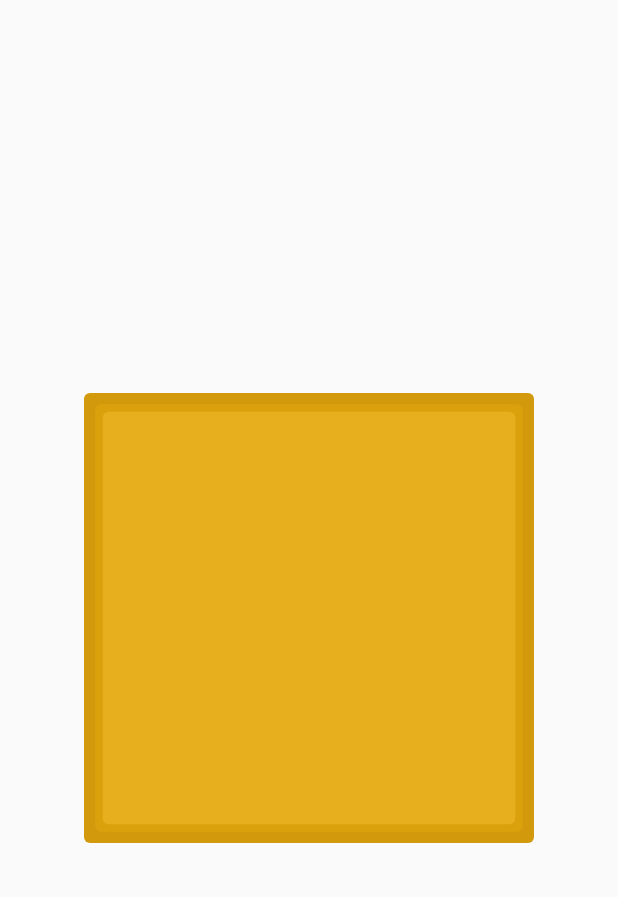
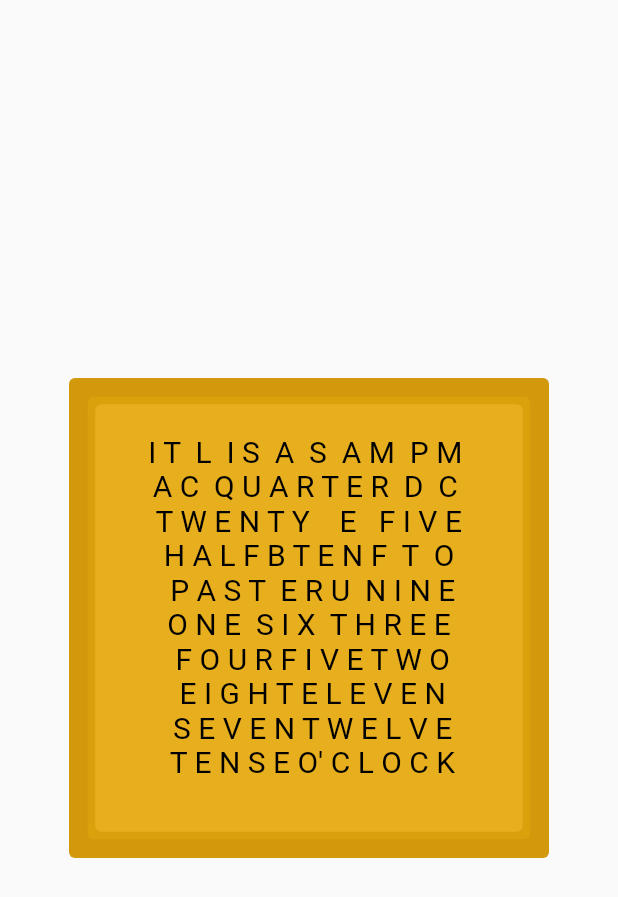
Before and after one commit to Crazelu/fancy-clock-face, a Flutter app: the screen it shows after launch, on a phone screen of 412 x 824 dp. Shown: the top 897 px of the screen. Run offline on Flutter 3.47's test engine with Material 2 defaults, Android fonts, the phone set to English and light mode, and no system bars.

Commit message:
Adds time texts

```diff
--- /dev/null
+++ b/lib/models/time_text_model.dart
@@ -0,0 +1,6 @@
+class TimeTextModel {
+  final String text;
+  bool active;
+
+  TimeTextModel({required this.text, this.active = false});
+}
--- a/lib/widgets/clock_face.dart
+++ b/lib/widgets/clock_face.dart
@@ -1,3 +1,4 @@
+import 'package:fancy_clock_face/widgets/time_text_view.dart';
 import 'package:flutter/material.dart';
 
 class ClockFace extends StatelessWidget {
@@ -9,27 +10,29 @@
       body: Center(
         child: Container(
           alignment: Alignment.center,
-          height: 300,
-          width: 300,
+          height: 320,
+          width: 320,
           decoration: BoxDecoration(
             color: const Color(0xffD1990B),
             borderRadius: BorderRadius.circular(4),
           ),
           child: Container(
             alignment: Alignment.center,
-            height: 285,
-            width: 285,
+            height: 295,
+            width: 295,
             decoration: BoxDecoration(
               color: const Color(0xffDBA10D),
               borderRadius: BorderRadius.circular(4),
             ),
             child: Container(
-              height: 275,
-              width: 275,
+              padding: EdgeInsets.symmetric(horizontal: 20, vertical: 20),
+              height: 285,
+              width: 285,
               decoration: BoxDecoration(
                 color: const Color(0xffE7AE1E),
                 borderRadius: BorderRadius.circular(4),
               ),
+              child: TimeTextView(),
             ),
           ),
         ),
--- /dev/null
+++ b/lib/widgets/time_text.dart
@@ -0,0 +1,22 @@
+import 'package:fancy_clock_face/models/time_text_model.dart';
+import 'package:flutter/material.dart';
+
+class TimeText extends StatelessWidget {
+  final TimeTextModel timeTextModel;
+
+  const TimeText({
+    Key? key,
+    required this.timeTextModel,
+  }) : super(key: key);
+
+  @override
+  Widget build(BuildContext context) {
+    return Text(
+      timeTextModel.text,
+      style: TextStyle(
+        fontSize: 20,
+        color: timeTextModel.active ? Colors.white : Colors.black,
+      ),
+    );
+  }
+}
--- a/lib/widgets/time_text_view.dart
+++ b/lib/widgets/time_text_view.dart
@@ -1 +1,90 @@
+import 'package:fancy_clock_face/models/time_text_model.dart';
+import 'package:fancy_clock_face/widgets/time_text.dart';
 import 'package:flutter/material.dart';
+
+class TimeTextView extends StatefulWidget {
+  const TimeTextView({Key? key}) : super(key: key);
+
+  @override
+  _TimeTextViewState createState() => _TimeTextViewState();
+}
+
+class _TimeTextViewState extends State<TimeTextView> {
+  List<List<TimeTextModel>> timeTexts = [
+    [
+      TimeTextModel(text: "I T "),
+      TimeTextModel(text: " L "),
+      TimeTextModel(text: " I S "),
+      TimeTextModel(text: " A "),
+      TimeTextModel(text: " S "),
+      TimeTextModel(text: " A M "),
+      TimeTextModel(text: " P M "),
+    ],
+    [
+      TimeTextModel(text: "A C "),
+      TimeTextModel(text: " Q U A R T E R "),
+      TimeTextModel(text: " D  C "),
+    ],
+    [
+      TimeTextModel(text: " T W E N T Y  "),
+      TimeTextModel(text: "  E  "),
+      TimeTextModel(text: " F I V E "),
+    ],
+    [
+      TimeTextModel(text: " H A L F"),
+      TimeTextModel(text: " B"),
+      TimeTextModel(text: " T E N"),
+      TimeTextModel(text: " F "),
+      TimeTextModel(text: " T  O "),
+    ],
+    [
+      TimeTextModel(text: "  P A S T "),
+      TimeTextModel(text: " E R U "),
+      TimeTextModel(text: " N I N E "),
+    ],
+    [
+      TimeTextModel(text: " O N E "),
+      TimeTextModel(text: " S I X "),
+      TimeTextModel(text: " T H R E E "),
+    ],
+    [
+      TimeTextModel(text: " F O U R"),
+      TimeTextModel(text: " F I V E"),
+      TimeTextModel(text: " T W O"),
+    ],
+    [
+      TimeTextModel(text: " E I G H T"),
+      TimeTextModel(text: " E L E V E N"),
+    ],
+    [
+      TimeTextModel(text: " S E V E N"),
+      TimeTextModel(text: " T W E L V E"),
+    ],
+    [
+      TimeTextModel(text: " T E N S E"),
+      TimeTextModel(text: " O' C L O C K"),
+    ],
+  ];
+
+  @override
+  Widget build(BuildContext context) {
+    return Container(
+      child: Column(
+        children: timeTexts
+            .map(
+              (row) => Row(
+                mainAxisAlignment: MainAxisAlignment.center,
+                children: row
+                    .map(
+                      (timeText) => TimeText(
+                        timeTextModel: timeText,
+                      ),
+                    )
+                    .toList(),
+              ),
+            )
+            .toList(),
+      ),
+    );
+  }
+}
```
Also changed, not shown: assets/clock-face.jpeg (added).
